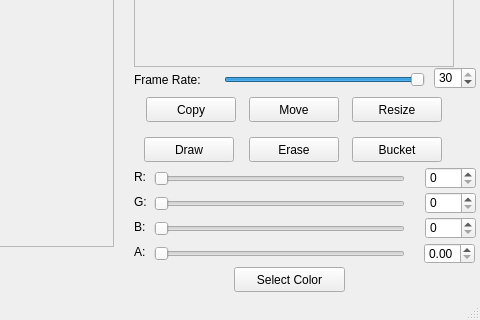
This is pixamawindow.ui in JonWiggins/PixamaSpriteEditor as Qt 5 draws it before an edit; both pictures show x 406 to 886 and y 309 to 629 of the 886 by 629 pixel window. The edited form follows.
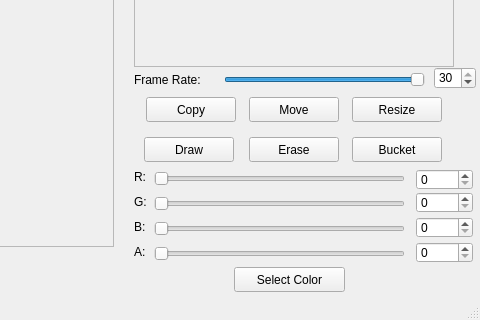
This is the edited form.

Commit message: fixed alpha slider

Patch:
```diff
--- a/pixamawindow.ui
+++ b/pixamawindow.ui
@@ -308,10 +308,10 @@
    <widget class="QSpinBox" name="spinBoxR">
     <property name="geometry">
      <rect>
-      <x>831</x>
-      <y>440</y>
-      <width>51</width>
-      <height>22</height>
+      <x>822</x>
+      <y>442</y>
+      <width>57</width>
+      <height>21</height>
      </rect>
     </property>
     <property name="maximum">
@@ -321,10 +321,10 @@
    <widget class="QSpinBox" name="spinBoxG">
     <property name="geometry">
      <rect>
-      <x>831</x>
+      <x>822</x>
       <y>465</y>
-      <width>51</width>
-      <height>22</height>
+      <width>57</width>
+      <height>21</height>
      </rect>
     </property>
     <property name="maximum">
@@ -334,10 +334,10 @@
    <widget class="QSpinBox" name="spinBoxB">
     <property name="geometry">
      <rect>
-      <x>831</x>
+      <x>822</x>
       <y>490</y>
-      <width>51</width>
-      <height>22</height>
+      <width>57</width>
+      <height>21</height>
      </rect>
     </property>
     <property name="maximum">
@@ -373,22 +373,6 @@
      <string>Select Color</string>
     </property>
    </widget>
-   <widget class="QDoubleSpinBox" name="spinBoxA">
-    <property name="geometry">
-     <rect>
-      <x>830</x>
-      <y>516</y>
-      <width>51</width>
-      <height>21</height>
-     </rect>
-    </property>
-    <property name="maximum">
-     <double>1.000000000000000</double>
-    </property>
-    <property name="singleStep">
-     <double>0.010000000000000</double>
-    </property>
-   </widget>
    <widget class="QPushButton" name="SaveTest">
     <property name="geometry">
      <rect>
@@ -402,6 +386,19 @@
      <string>Save Test</string>
     </property>
    </widget>
+   <widget class="QSpinBox" name="spinBoxA">
+    <property name="geometry">
+     <rect>
+      <x>822</x>
+      <y>515</y>
+      <width>57</width>
+      <height>21</height>
+     </rect>
+    </property>
+    <property name="maximum">
+     <number>255</number>
+    </property>
+   </widget>
   </widget>
   <widget class="QMenuBar" name="menuBar">
    <property name="geometry">
```
Left out of the diff: 64 changed lines with no effect on the pictures.
